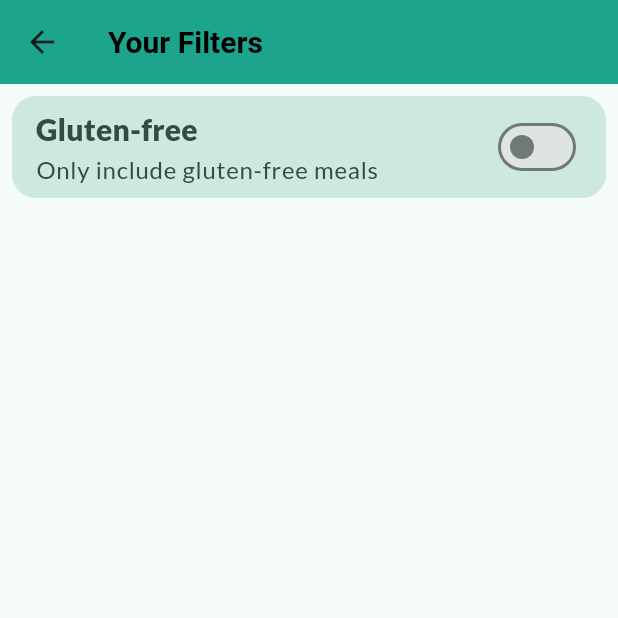
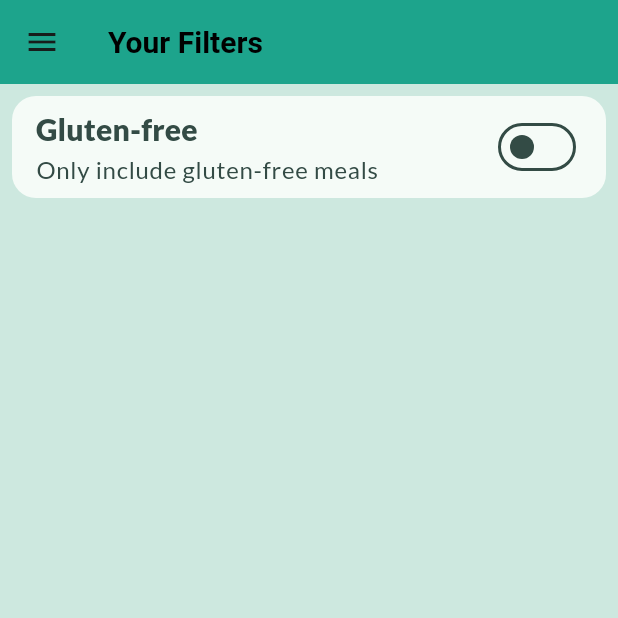
Before and after one commit to NavidZamanKhan/Meals-App, a Flutter app: the FiltersScreen screen opened directly, on a phone screen of 412 x 824 dp, the top half of it. Run offline on Flutter 3.47's test engine with Material 3 defaults, Android fonts, the phone set to English and light mode, and no system bars; our stand-ins replace google_fonts, transparent_image; network calls fail.

Commit message:
added accent color to the switch

```diff
--- a/lib/screens/filters.dart
+++ b/lib/screens/filters.dart
@@ -1,4 +1,6 @@
 import 'package:flutter/material.dart';
+import 'package:meals_app/screens/tabs.dart';
+import 'package:meals_app/widgets/main_drawer.dart';
 
 class FiltersScreen extends StatefulWidget {
   const FiltersScreen({super.key});
@@ -9,10 +11,22 @@ class FiltersScreen extends StatefulWidget {
 
 class _FiltersScreenState extends State<FiltersScreen> {
   var _glutenFreeFilterSet = false;
+
   @override
   Widget build(BuildContext context) {
     return Scaffold(
+      backgroundColor: Theme.of(context).colorScheme.secondaryContainer,
       appBar: AppBar(title: const Text("Your Filters")),
+      drawer: MainDrawer(
+        onSelectScreen: (identifier) {
+          Navigator.pop(context);
+          if (identifier == "meals") {
+            Navigator.of(
+              context,
+            ).push(MaterialPageRoute(builder: (ctx) => TabScreen()));
+          }
+        },
+      ),
       body: Column(
         children: [
           Padding(
@@ -20,7 +34,7 @@ class _FiltersScreenState extends State<FiltersScreen> {
             child: Material(
               borderRadius: BorderRadius.circular(16),
               clipBehavior: Clip.antiAlias,
-              color: Theme.of(context).colorScheme.secondaryContainer,
+              color: Theme.of(context).colorScheme.surface,
               child: SwitchListTile(
                 title: Text(
                   "Gluten-free",
@@ -37,8 +51,26 @@ class _FiltersScreenState extends State<FiltersScreen> {
                     fontSize: 16,
                   ),
                 ),
-                hoverColor: Theme.of(context).colorScheme.primary,
+
+                trackOutlineColor: WidgetStateProperty.resolveWith((states) {
+                  if (states.contains(WidgetState.selected)) {
+                    return Theme.of(context).colorScheme.onTertiaryContainer;
+                  } else {
+                    return Theme.of(context).colorScheme.onSecondaryContainer;
+                  }
+                }),
+
+                thumbColor: WidgetStateProperty.resolveWith((states) {
+                  if (states.contains(WidgetState.selected)) {
+                    return Theme.of(context).colorScheme.onTertiaryContainer;
+                  } else {
+                    return Theme.of(context).colorScheme.onSecondaryContainer;
+                  }
+                }),
+
+                inactiveTrackColor: Theme.of(context).colorScheme.surface,
                 activeColor: Theme.of(context).colorScheme.tertiary,
+
                 activeTrackColor:
                     Theme.of(context).colorScheme.primaryContainer,
                 contentPadding: const EdgeInsets.only(left: 16, right: 16),
```
